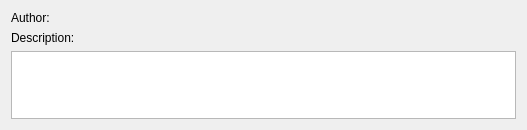
Above: src/gui/addonWidget.ui from Stellarium/stellarium before the change. Below: the same form after it.
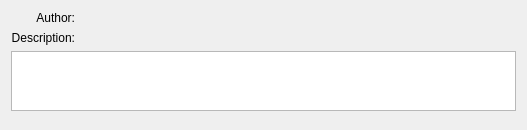
That is the form after the change.

Patch:
```diff
--- a/src/gui/addonWidget.ui
+++ b/src/gui/addonWidget.ui
@@ -39,22 +39,20 @@
      </property>
     </widget>
    </item>
-   <item row="0" column="0">
-    <widget class="QLabel" name="lblAuthor">
-     <property name="text">
-      <string>Author:</string>
-     </property>
-    </widget>
-   </item>
-   <item row="1" column="0">
-    <widget class="QLabel" name="lblDescription">
-     <property name="text">
-      <string>Description:</string>
-     </property>
-    </widget>
-   </item>
    <item row="2" column="0" colspan="2">
     <widget class="QTextBrowser" name="txtDescription">
+     <property name="sizePolicy">
+      <sizepolicy hsizetype="MinimumExpanding" vsizetype="MinimumExpanding">
+       <horstretch>0</horstretch>
+       <verstretch>0</verstretch>
+      </sizepolicy>
+     </property>
+     <property name="maximumSize">
+      <size>
+       <width>16777215</width>
+       <height>60</height>
+      </size>
+     </property>
      <property name="focusPolicy">
       <enum>Qt::NoFocus</enum>
      </property>
@@ -63,6 +61,39 @@
      </property>
     </widget>
    </item>
+   <item row="0" column="0">
+    <widget class="QLabel" name="lblAuthor">
+     <property name="text">
+      <string>Author:</string>
+     </property>
+     <property name="alignment">
+      <set>Qt::AlignRight|Qt::AlignTrailing|Qt::AlignVCenter</set>
+     </property>
+    </widget>
+   </item>
+   <item row="1" column="0">
+    <widget class="QLabel" name="lblDescription">
+     <property name="text">
+      <string>Description:</string>
+     </property>
+     <property name="alignment">
+      <set>Qt::AlignRight|Qt::AlignTrailing|Qt::AlignVCenter</set>
+     </property>
+    </widget>
+   </item>
+   <item row="3" column="0" colspan="2">
+    <spacer name="verticalSpacer">
+     <property name="orientation">
+      <enum>Qt::Vertical</enum>
+     </property>
+     <property name="sizeHint" stdset="0">
+      <size>
+       <width>20</width>
+       <height>8</height>
+      </size>
+     </property>
+    </spacer>
+   </item>
   </layout>
  </widget>
  <resources/>
```
